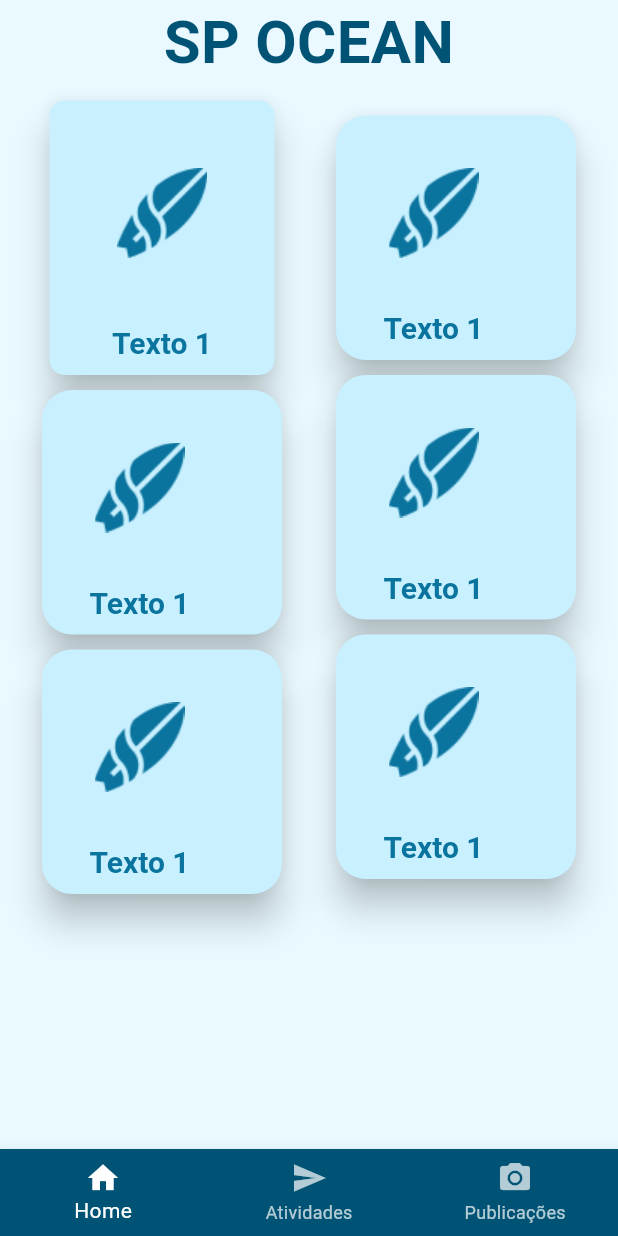
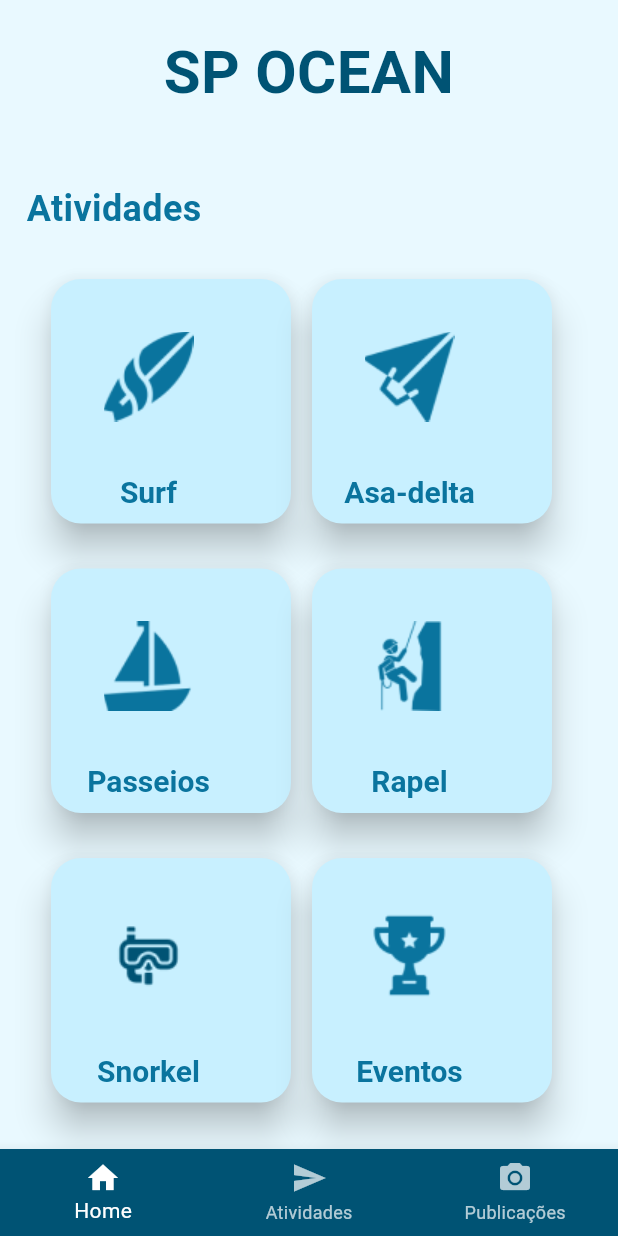
Before and after one commit to rafaelhorocha/Aplicativo-SP-Ocean-470, a Flutter app: the screen it shows after launch, on a phone screen of 412 x 824 dp. Run offline on Flutter 3.47's test engine with Material 3 defaults, Android fonts, the phone set to English and light mode, and no system bars.

Commit message:
adicionando mapa de navegação

```diff
--- a/lib/description.dart
+++ b/lib/description.dart
@@ -12,20 +12,20 @@ class SPOceanApp extends StatelessWidget {
   @override
   Widget build(BuildContext context) {
     return const MaterialApp(
-      home: SPOceanHomePage(),
+      home: DescriptionPage(),
     );
   }
 }
 
-class SPOceanHomePage extends StatefulWidget {
-  const SPOceanHomePage({super.key});
+class DescriptionPage extends StatefulWidget {
+  const DescriptionPage({super.key});
 
   @override
   // ignore: library_private_types_in_public_api
   _SPOceanHomePageState createState() => _SPOceanHomePageState();
 }
 
-class _SPOceanHomePageState extends State<SPOceanHomePage> {
+class _SPOceanHomePageState extends State<DescriptionPage> {
   int _selectedIndex = 0;
 
   // Função para atualizar o índice selecionado na barra de navegação
--- a/lib/main.dart
+++ b/lib/main.dart
@@ -1,6 +1,7 @@
 // ignore_for_file: file_names
 
-import 'package:flutter/material.dart'; // For PNG icons (if using Image.asset)
+import 'package:flutter/material.dart';
+import 'package:flutter_application_sp470/description.dart'; // For PNG icons (if using Image.asset)
 
 void main() {
   runApp(const SPOceanApp());
@@ -44,11 +45,13 @@ class _SPOceanHomePageState extends State<SPOceanHomePage> {
       body: Scrollbar(
         child: SingleChildScrollView(
           // Rest of your content goes here
+
           child: Column(
             mainAxisAlignment: MainAxisAlignment.center,
             children: [
+              const SizedBox(height: 20),
               // Image with full width and fixed height
-              const SizedBox(width: 20),
+
               const Padding(
                 padding: EdgeInsets.fromLTRB(0, 0.0, 0.0, 0.0),
                 //padding: EdgeInsets.only(top: 20, left: 0, right: 140),
@@ -62,6 +65,29 @@ class _SPOceanHomePageState extends State<SPOceanHomePage> {
                   textAlign: TextAlign.center, // Justify text alignment
                 ),
               ),
+              const SizedBox(height: 20),
+              const Padding(
+                padding: EdgeInsets.fromLTRB(0, 0.0, 260.0, 0.0),
+                child: Column(
+                  crossAxisAlignment:
+                      CrossAxisAlignment.start, // Alinha os filhos à esquerda
+                  children: <Widget>[
+                    SizedBox(width: 60),
+                    SizedBox(height: 25),
+                    // Espaço entre o AppBar e o texto "Atividades"
+                    // Espaço entre o AppBar e o texto "Atividades"
+                    Text(
+                      'Atividades',
+                      style: TextStyle(
+                        color: Color.fromRGBO(10, 116, 158, 1),
+                        fontSize: 24, // Tamanho da fonte do subtítulo
+                        fontWeight: FontWeight.bold,
+                      ),
+                    ),
+                    // Aqui você pode adicionar os widgets para as atividades conforme necessário.
+                  ],
+                ),
+              ),
               // Row for icon and text alignment
               Row(
                 mainAxisAlignment: MainAxisAlignment.spaceBetween,
@@ -69,7 +95,7 @@ class _SPOceanHomePageState extends State<SPOceanHomePage> {
                   const SizedBox(width: 20.0),
                   Column(
                     children: [
-                      const SizedBox(height: 10.0),
+                      const SizedBox(height: 30.0),
                       ElevatedButton(
                         onPressed: () {},
                         style: ElevatedButton.styleFrom(
@@ -77,12 +103,13 @@ class _SPOceanHomePageState extends State<SPOceanHomePage> {
                               200, 240, 255, 1), // Set background color
                           foregroundColor: const Color.fromRGBO(
                               10, 116, 158, 1), // Set text color
-                          alignment: const Alignment(50, 50),
+                          alignment: const Alignment(100, 20),
                           elevation: 10, // Increase button elevation
 
-                          padding: const EdgeInsets.only(left: .0, right: .0),
+                          padding:
+                              const EdgeInsets.only(left: 0.0, right: 30.0),
                           shape: RoundedRectangleBorder(
-                            borderRadius: BorderRadius.circular(10),
+                            borderRadius: BorderRadius.circular(20),
                           ), // Add rounded corners
                           textStyle: const TextStyle(
                             fontSize: 20,
@@ -94,15 +121,15 @@ class _SPOceanHomePageState extends State<SPOceanHomePage> {
                           children: [
                             Image.asset(
                               'assets/img/surf.png', // Replace with your image filename
-                              width: 150.0,
-                              height: 150.0,
+                              width: 130.0,
+                              height: 130.0,
                             ),
-                            const Text('Texto 1'),
+                            const Text('Surf'),
                             const SizedBox(height: 10.0),
                           ],
                         ),
                       ),
-                      const SizedBox(height: 10.0),
+                      const SizedBox(height: 30.0),
                       ElevatedButton(
                         onPressed: () {},
                         style: ElevatedButton.styleFrom(
@@ -128,16 +155,96 @@ class _SPOceanHomePageState extends State<SPOceanHomePage> {
                           mainAxisAlignment: MainAxisAlignment.center,
                           children: [
                             Image.asset(
-                              'assets/img/surf.png', // Replace with your image filename
+                              'assets/img/vela.png', // Replace with your image filename
                               width: 130.0,
                               height: 130.0,
                             ),
-                            const Text('Texto 1'),
+                            const Text('Passeios'),
                             const SizedBox(height: 10.0),
                           ],
                         ),
                       ),
-                      const SizedBox(height: 10.0),
+                      const SizedBox(height: 30.0),
+                      ElevatedButton(
+                        onPressed: () {
+                          Navigator.of(context).push(MaterialPageRoute(
+                              builder: (context) => const DescriptionPage()));
+                        },
+                        style: ElevatedButton.styleFrom(
+                          backgroundColor: const Color.fromRGBO(
+                              200, 240, 255, 1), // Set background color
+                          foregroundColor: const Color.fromRGBO(
+                              10, 116, 158, 1), // Set text color
+                          alignment: const Alignment(100, 20),
+                          elevation: 10, // Increase button elevation
+
+                          padding:
+                              const EdgeInsets.only(left: 0.0, right: 30.0),
+                          shape: RoundedRectangleBorder(
+                            borderRadius: BorderRadius.circular(20),
+                          ), // Add rounded corners
+                          textStyle: const TextStyle(
+                            fontSize: 20,
+                            fontWeight: FontWeight.bold,
+                          ), // Customize text style
+                        ),
+                        // Add margin here
+                        child: Column(
+                          mainAxisAlignment: MainAxisAlignment.center,
+                          children: [
+                            Image.asset(
+                              'assets/img/snor.png', // Replace with your image filename
+                              width: 130.0,
+                              height: 130.0,
+                            ),
+                            const Text('Snorkel'),
+                            const SizedBox(height: 10.0),
+                          ],
+                        ),
+                      ),
+                      const SizedBox(height: 30.0),
+                    ],
+                  ),
+                  Column(
+                    children: [
+                      const SizedBox(height: 30.0),
+                      ElevatedButton(
+                        onPressed: () {
+                          Navigator.of(context).push(MaterialPageRoute(
+                              builder: (context) => const DescriptionPage()));
+                        },
+                        style: ElevatedButton.styleFrom(
+                          backgroundColor: const Color.fromRGBO(
+                              200, 240, 255, 1), // Set background color
+                          foregroundColor: const Color.fromRGBO(
+                              10, 116, 158, 1), // Set text color
+                          alignment: const Alignment(100, 20),
+                          elevation: 10, // Increase button elevation
+
+                          padding:
+                              const EdgeInsets.only(left: 0.0, right: 30.0),
+                          shape: RoundedRectangleBorder(
+                            borderRadius: BorderRadius.circular(20),
+                          ), // Add rounded corners
+                          textStyle: const TextStyle(
+                            fontSize: 20,
+                            fontWeight: FontWeight.bold,
+                          ), // Customize text style
+                        ),
+                        child: Column(
+                          mainAxisAlignment: MainAxisAlignment.center,
+                          children: [
+                            Image.asset(
+                              'assets/img/asa.png', // Replace with your image filename
+                              width: 130.0,
+                              height: 130.0,
+                            ),
+                            const Text('Asa-delta'),
+                            const SizedBox(height: 10.0),
+                          ],
+                        ),
+                      ),
+                      const SizedBox(height: 30.0),
                       ElevatedButton(
                         onPressed: () {},
                         style: ElevatedButton.styleFrom(
@@ -163,21 +270,16 @@ class _SPOceanHomePageState extends State<SPOceanHomePage> {
                           mainAxisAlignment: MainAxisAlignment.center,
                           children: [
                             Image.asset(
-                              'assets/img/surf.png', // Replace with your image filename
+                              'assets/img/rapel.png', // Replace with your image filename
                               width: 130.0,
                               height: 130.0,
                             ),
-                            const Text('Texto 1'),
+                            const Text('Rapel'),
                             const SizedBox(height: 10.0),
                           ],
                         ),
                       ),
-                    ],
-                  ),
-                  const SizedBox(width: 20.0),
-                  Column(
-                    children: [
-                      const SizedBox(height: 10.0),
+                      const SizedBox(height: 30.0),
                       ElevatedButton(
                         onPressed: () {},
                         style: ElevatedButton.styleFrom(
@@ -203,88 +305,19 @@ class _SPOceanHomePageState extends State<SPOceanHomePage> {
                           mainAxisAlignment: MainAxisAlignment.center,
                           children: [
                             Image.asset(
-                              'assets/img/surf.png', // Replace with your image filename
+                              'assets/img/evento.png', // Replace with your image filename
                               width: 130.0,
                               height: 130.0,
                             ),
-                            const Text('Texto 1'),
+                            const Text('Eventos'),
                             const SizedBox(height: 10.0),
                           ],
                         ),
                       ),
-                      const SizedBox(height: 10.0),
-                      ElevatedButton(
-                        onPressed: () {},
-                        style: ElevatedButton.styleFrom(
-                          backgroundColor: const Color.fromRGBO(
-                              200, 240, 255, 1), // Set background color
-                          foregroundColor: const Color.fromRGBO(
-                              10, 116, 158, 1), // Set text color
-                          alignment: const Alignment(100, 20),
-                          elevation: 10, // Increase button elevation
-
-                          padding:
-                              const EdgeInsets.only(left: 0.0, right: 30.0),
-                          shape: RoundedRectangleBorder(
-                            borderRadius: BorderRadius.circular(20),
-                          ), // Add rounded corners
-                          textStyle: const TextStyle(
-                            fontSize: 20,
-                            fontWeight: FontWeight.bold,
-                          ), // Customize text style
-                        ),
-                        // Add margin here
-                        child: Column(
-                          mainAxisAlignment: MainAxisAlignment.center,
-                          children: [
-                            Image.asset(
-                              'assets/img/surf.png', // Replace with your image filename
-                              width: 130.0,
-                              height: 130.0,
-                            ),
-                            const Text('Texto 1'),
-                            const SizedBox(height: 10.0),
-                          ],
-                        ),
-                      ),
-                      const SizedBox(height: 10.0),
-                      ElevatedButton(
-                        onPressed: () {},
-                        style: ElevatedButton.styleFrom(
-                          backgroundColor: const Color.fromRGBO(
-                              200, 240, 255, 1), // Set background color
-                          foregroundColor: const Color.fromRGBO(
-                              10, 116, 158, 1), // Set text color
-                          alignment: const Alignment(100, 20),
-                          elevation: 10, // Increase button elevation
-
-                          padding:
-                              const EdgeInsets.only(left: 0.0, right: 30.0),
-                          shape: RoundedRectangleBorder(
-                            borderRadius: BorderRadius.circular(20),
-                          ), // Add rounded corners
-                          textStyle: const TextStyle(
-                            fontSize: 20,
-                            fontWeight: FontWeight.bold,
-                          ), // Customize text style
-                        ),
-                        // Add margin here
-                        child: Column(
-                          mainAxisAlignment: MainAxisAlignment.center,
-                          children: [
-                            Image.asset(
-                              'assets/img/surf.png', // Replace with your image filename
-                              width: 130.0,
-                              height: 130.0,
-                            ),
-                            const Text('Texto 1'),
-                            const SizedBox(height: 10.0),
-                          ],
-                        ),
-                      ),
+                      const SizedBox(height: 30.0),
                     ],
                   ),
-                  const SizedBox(width: 20.0),
+                  const SizedBox(width: 30.0),
                 ],
               ),
 
--- a/pubspec.yaml
+++ b/pubspec.yaml
@@ -67,6 +67,10 @@ flutter:
     - assets/img/snorkel1.png
     - assets/img/snor.png
     - assets/img/surf.png
+    - assets/img/evento.png
+    - assets/img/asa.png
+    - assets/img/rapel.png
+    - assets/img/vela.png
   # An image asset can refer to one or more resolution-specific "variants", see
   # https://flutter.dev/assets-and-images/#resolution-aware
 
```
Also changed, not shown: lib/main copy.dart (deleted, +0 -238 lines), assets/img/asa.png (added), assets/img/evento.png (added), assets/img/rapel.png (added), assets/img/vela.png (added).
